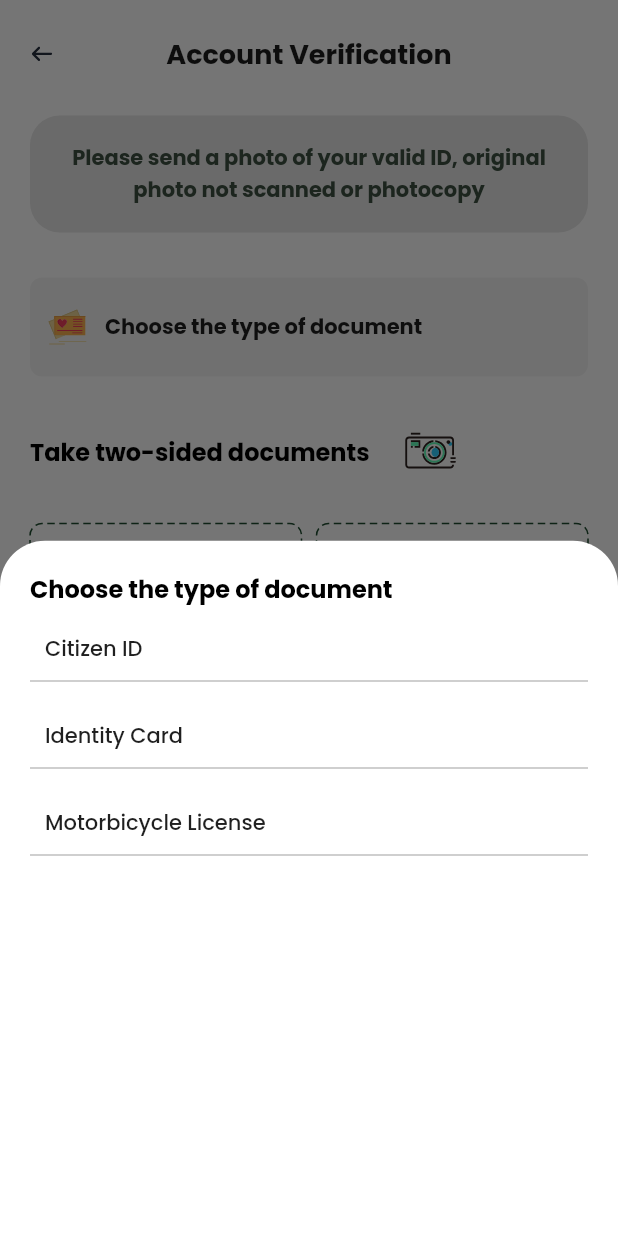
After one commit to nthanhthan/ecovelo_app, a Flutter app: the VerifiAccountView screen opened by its route, after a tap on "Choose the type of document", on a phone screen of 412 x 824 dp. The commit adds this screen. Run offline on Flutter 3.47's test engine with Material 2 defaults, Android fonts, the phone set to English and light mode, and no system bars; drawn by our look-alikes of dotted_border; our stand-ins replace action_slider, another_flushbar, connectivity_plus, dio, equatable, file_picker and 22 more; missing offline and left inert: f_logs, flutter_email_sender, flutter_stripe, mqtt_client, qr_code_scanner; accounts and stored records are empty; network calls fail; project files that could hold a hidden picture were left out.

Commit message:
UI verifi account

```diff
--- a/lib/app/config/routes/app_pages.dart
+++ b/lib/app/config/routes/app_pages.dart
@@ -105,5 +105,11 @@ class AppPages {
       binding: EnterCodeBinding(),
       transition: Transition.rightToLeft,
     ),
+    GetPage<dynamic>(
+      name: Routes.verifiAccount,
+      page: () => const VerifiAccountView(),
+      binding: VerifiAccountBinding(),
+      transition: Transition.rightToLeft,
+    ),
   ];
 }
--- a/lib/app/config/routes/app_routes.dart
+++ b/lib/app/config/routes/app_routes.dart
@@ -18,4 +18,5 @@ abstract class Routes {
   static const stationBike = '/station_view';
   static const transactionHistory = '/history_view';
   static const enterCode = '/enter_code_view';
+  static const verifiAccount = '/verifi_account_view';
 }
--- a/lib/app/constants/assets_const.dart
+++ b/lib/app/constants/assets_const.dart
@@ -95,5 +95,8 @@ class AssetsConst {
   static const String iconSearch = "${preIconPath}icon_search.svg";
   static const String iconLocation = "${preIconPath}location.svg";
   static const String stripeIc = "${preIconPath}stripe_ic.svg";
+  static const String cardPerson = "${preIconPath}card_person.svg";
+  static const String cameraIc = "${preIconPath}camera_ic.svg";
+  static const String uploadImage = "${preIconPath}upload_image.svg";
 
 }
--- a/lib/app/pages/page.dart
+++ b/lib/app/pages/page.dart
@@ -13,3 +13,4 @@ export 'add_money/add_money.dart';
 export 'transfer_success/transfer_success.dart';
 export 'feedback/feedback.dart';
 export 'history/history_view.dart';
+export 'verifi_account/verifi_account.dart';
--- a/lib/app/pages/setting/controllers/setting_controller.dart
+++ b/lib/app/pages/setting/controllers/setting_controller.dart
@@ -27,9 +27,12 @@ class SettingController extends GetxController {
 
   late final AuthHttpService _authHttpService;
 
+  UserModel? userModel;
+
   @override
   void onInit() {
     _loginManager = Get.find<LoginManager>();
+    userModel = _loginManager.getUser();
     _sessionM = Get.find<SessionManager>();
     _authHttpService = Get.find<AuthHttpService>();
     initLanguageSupported();
--- a/lib/app/pages/setting/views/setting_view.dart
+++ b/lib/app/pages/setting/views/setting_view.dart
@@ -14,6 +14,10 @@ class SettingView extends GetView<SettingController> {
 
   void _languageClick() {
     Get.toNamed(Routes.language);
+  }
+
+  void _verifiAccOnClick() {
+    Get.toNamed(Routes.verifiAccount);
   }
 
   void _changePassClick() {}
@@ -65,7 +69,9 @@ class SettingView extends GetView<SettingController> {
                         crossAxisAlignment: CrossAxisAlignment.start,
                         children: [
                           Text(
-                            S.of(context).hi("Than"),
+                            S
+                                .of(context)
+                                .hi(controller.userModel?.nameUser ?? ""),
                             style: AppTextStyles.subHeading1()
                                 .copyWith(color: AppColors.main.shade300),
                           ),
@@ -84,11 +90,28 @@ class SettingView extends GetView<SettingController> {
                   ),
                 ],
               ),
+              const SizedBox(height: 10),
+              Center(
+                child: ElevatedButton(
+                  onPressed: _verifiAccOnClick,
+                  style: FilledBtnStyle.enable(
+                    isFullWidth: true,
+                    borderRadius: 15,
+                  ),
+                  child: Text(
+                    S.of(context).verifiAcc,
+                    style: AppTextStyles.body1().copyWith(
+                      color: AppColors.white,
+                      fontWeight: FontWeight.w500,
+                    ),
+                  ),
+                ),
+              ),
               Container(
                 height: 0.3,
                 color: AppColors.grey.shade300,
                 margin: const EdgeInsets.symmetric(
-                  vertical: 20,
+                  vertical: 15,
                 ),
               ),
               _contentWidget(
--- /dev/null
+++ b/lib/app/pages/verifi_account/bindings/verifi_binding.dart
@@ -0,0 +1,8 @@
+import 'package:ecoveloapp/app/core.dart';
+
+class VerifiAccountBinding extends Bindings {
+  @override
+  void dependencies() {
+    Get.put<VerifiAccountController>(VerifiAccountController());
+  }
+}
--- /dev/null
+++ b/lib/app/pages/verifi_account/controllers/verifi_controller.dart
@@ -0,0 +1,48 @@
+import 'package:ecoveloapp/app/core.dart';
+
+class VerifiAccountController extends GetxController {
+  final _filesPathFrontSelected = <String>[].obs;
+  // ignore: invalid_use_of_protected_member
+  List<String> get filesPathFrontSelected => _filesPathFrontSelected.value;
+  set filesPathFrontSelected(List<String> value) => _filesPathFrontSelected.value = value;
+
+  final _filesPathBackSelected = <String>[].obs;
+  // ignore: invalid_use_of_protected_member
+  List<String> get filesPathBackSelected => _filesPathBackSelected.value;
+  set filesPathBackSelected(List<String> value) => _filesPathBackSelected.value = value;
+
+  final RxString _nameDocument = "".obs;
+  set nameDocument(String name) => _nameDocument.value = name;
+  String get nameDocument => _nameDocument.value;
+
+  void pickFileFront(String path) {
+    filesPathFrontSelected.add(path);
+    _filesPathFrontSelected.refresh();
+    _checkFormValidation();
+  }
+
+  void removeFileFront(String path) {
+    filesPathFrontSelected.removeWhere((element) => element == path);
+    _filesPathFrontSelected.refresh();
+    _checkFormValidation();
+  }
+    void pickFileBack(String path) {
+    filesPathBackSelected.add(path);
+    _filesPathBackSelected.refresh();
+    _checkFormValidation();
+  }
+
+  void removeFileBack(String path) {
+    filesPathBackSelected.removeWhere((element) => element == path);
+    _filesPathBackSelected.refresh();
+    _checkFormValidation();
+  }
+
+  void _checkFormValidation() {
+    if (filesPathFrontSelected.isNotEmpty && filesPathBackSelected.isNotEmpty) {
+      //enableSaveButton = true;
+    } else {
+      // enableSaveButton = false;
+    }
+  }
+}
--- /dev/null
+++ b/lib/app/pages/verifi_account/verifi_account.dart
@@ -0,0 +1,3 @@
+export 'views/verifi_view.dart';
+export 'controllers/verifi_controller.dart';
+export 'bindings/verifi_binding.dart';
--- /dev/null
+++ b/lib/app/pages/verifi_account/views/verifi_view.dart
@@ -0,0 +1,272 @@
+import 'package:ecoveloapp/app/core.dart';
+import 'package:flutter/material.dart';
+import 'package:flutter_svg/svg.dart';
+
+class VerifiAccountView extends GetView<VerifiAccountController> {
+  const VerifiAccountView({Key? key}) : super(key: key);
+
+  @override
+  Widget build(BuildContext context) {
+    return _buildBody(context);
+  }
+
+  Widget _buildBody(BuildContext context) {
+    return Scaffold(
+      backgroundColor: AppColors.defaultBackground,
+      appBar: AppBar(
+        leading: IconButton(
+          onPressed: () {
+            Get.back();
+          },
+          icon: SvgPicture.asset(
+            AssetsConst.leftArrow,
+          ),
+        ),
+        elevation: 0.0,
+        title: Text(
+          S.of(context).verifiAcc,
+          style: AppTextStyles.subLead().copyWith(
+            fontWeight: FontWeight.bold,
+            fontSize: 18,
+            color: AppColors.grey.shade700,
+          ),
+        ),
+        backgroundColor: AppColors.defaultBackground,
+      ),
+      bottomNavigationBar: SafeArea(
+        child: InkWell(
+          onTap: () {},
+          child: Container(
+            height: 50,
+            margin: const EdgeInsets.symmetric(
+              horizontal: 30,
+              vertical: 5,
+            ),
+            padding: const EdgeInsets.symmetric(
+              vertical: 10,
+            ),
+            decoration: BoxDecoration(
+              color: AppColors.main.shade200,
+              borderRadius: BorderRadius.circular(20),
+            ),
+            alignment: Alignment.center,
+            child: Text(
+              S.of(context).submitBtn,
+              style: AppTextStyles.body1().copyWith(
+                color: AppColors.main.shade400,
+                fontWeight: FontWeight.w500,
+              ),
+            ),
+          ),
+        ),
+      ),
+      body: Padding(
+        padding: const EdgeInsets.symmetric(
+          horizontal: 20,
+          vertical: 5,
+        ),
+        child: Column(
+          crossAxisAlignment: CrossAxisAlignment.start,
+          children: [
+            Container(
+              padding: const EdgeInsets.symmetric(
+                horizontal: 10,
+                vertical: 18,
+              ),
+              decoration: BoxDecoration(
+                color: AppColors.grey.shade100,
+                borderRadius: BorderRadius.circular(20),
+              ),
+              child: Text(
+                S.of(context).messVerifi,
+                style: AppTextStyles.body2().copyWith(
+                  fontWeight: FontWeight.w700,
+                  color: AppColors.main.shade300,
+                ),
+                maxLines: 5,
+                overflow: TextOverflow.ellipsis,
+                textAlign: TextAlign.center,
+              ),
+            ),
+            const SizedBox(height: 30),
+            _chooseType(context),
+            const SizedBox(height: 30),
+            Row(
+              children: [
+                Text(
+                  S.of(context).takeTowSide,
+                  style: AppTextStyles.body1(),
+                ),
+                const SizedBox(width: 20),
+                SvgPicture.asset(
+                  AssetsConst.cameraIc,
+                  height: 40,
+                )
+              ],
+            ),
+            const SizedBox(height: 20),
+            _takePhoto(context),
+          ],
+        ),
+      ),
+    );
+  }
+
+  Widget _chooseType(BuildContext context) {
+    return GestureDetector(
+      onTap: () {
+        showBottomChooseType(context);
+      },
+      child: Container(
+        padding: const EdgeInsets.symmetric(
+          horizontal: 10,
+          vertical: 18,
+        ),
+        decoration: BoxDecoration(
+          color: AppColors.grey.shade600,
+          borderRadius: BorderRadius.circular(8),
+        ),
+        child: Row(
+          children: [
+            SvgPicture.asset(
+              AssetsConst.cardPerson,
+              height: 30,
+            ),
+            const SizedBox(width: 10),
+            Obx(
+              () => Text(
+                controller.nameDocument.isEmpty
+                    ? S.of(context).choosePersonal
+                    : controller.nameDocument,
+                style: AppTextStyles.body2().copyWith(
+                  fontWeight: FontWeight.w700,
+                  color: AppColors.grey.shade500,
+                ),
+                maxLines: 5,
+                overflow: TextOverflow.ellipsis,
+                textAlign: TextAlign.center,
+              ),
+            )
+          ],
+        ),
+      ),
+    );
+  }
+
+  Widget _takePhoto(BuildContext context) {
+    return Row(
+      children: [
+        Expanded(
+          child: Padding(
+            padding: const EdgeInsets.symmetric(vertical: 8.0),
+            child: Obx(() {
+              List<String> fileList = controller.filesPathFrontSelected;
+              return UploadFileInput(
+                title: S.of(context).frontView,
+                filesSelected: fileList,
+                onAddedNewFile: controller.pickFileFront,
+                onRemovedFile: controller.removeFileFront,
+                isSinglePick: true,
+                iconUpload: AssetsConst.uploadImage,
+                fileFormats: const ['jpg', 'png'],
+              );
+            }),
+          ),
+        ),
+        const SizedBox(width: 10),
+        Expanded(
+          child: Padding(
+            padding: const EdgeInsets.symmetric(vertical: 8.0),
+            child: Obx(() {
+              List<String> fileList = controller.filesPathBackSelected;
+              return UploadFileInput(
+                title: S.of(context).backView,
+                filesSelected: fileList,
+                onAddedNewFile: controller.pickFileBack,
+                onRemovedFile: controller.removeFileBack,
+                isSinglePick: true,
+                iconUpload: AssetsConst.uploadImage,
+                fileFormats: const ['jpg', 'png'],
+              );
+            }),
+          ),
+        ),
+      ],
+    );
+  }
+
+  void showBottomChooseType(BuildContext context) {
+    showModalBottomSheet(
+      context: context,
+      isDismissible: true,
+      backgroundColor: AppColors.white,
+      shape: const RoundedRectangleBorder(
+        borderRadius: BorderRadius.only(
+          topLeft: Radius.circular(30.0),
+          topRight: Radius.circular(30.0),
+        ),
+      ),
+      builder: (BuildContext context) {
+        return Padding(
+          padding: const EdgeInsets.all(20.0),
+          child: Column(
+            crossAxisAlignment: CrossAxisAlignment.start,
+            children: [
+              Text(
+                S.of(context).choosePersonal,
+                style: AppTextStyles.body1(),
+              ),
+              _itemDocument(
+                context,
+                S.of(context).citizenID,
+              ),
+              _itemDocument(
+                context,
+                S.of(context).cmnd,
+              ),
+              _itemDocument(
+                context,
+                S.of(context).license,
+              ),
+            ],
+          ),
+        );
+      },
+    );
+  }
+
+  Widget _itemDocument(
+    BuildContext context,
+    String name,
+  ) {
+    return GestureDetector(
+      onTap: () {
+        controller.nameDocument = name;
+        Navigator.of(context).pop();
+      },
+      child: Container(
+        width: MediaQuery.of(context).size.width,
+        margin: const EdgeInsets.symmetric(vertical: 8),
+        padding: const EdgeInsets.symmetric(
+          vertical: 10,
+          horizontal: 10,
+        ),
+        decoration: BoxDecoration(
+          border: Border(
+            bottom: BorderSide(
+              color: AppColors.grey.shade300,
+              width: 1.0,
+            ),
+          ),
+        ),
+        child: Text(
+          name,
+          style: AppTextStyles.body2().copyWith(
+            color: AppColors.grey,
+            fontWeight: FontWeight.w500,
+          ),
+        ),
+      ),
+    );
+  }
+}
--- a/lib/app/widgets/inputs/upload_file_input.dart
+++ b/lib/app/widgets/inputs/upload_file_input.dart
@@ -19,6 +19,7 @@ class UploadFileInput extends StatelessWidget {
     required this.onRemovedFile,
     this.isSinglePick = false,
     this.fileFormats = const ['pdf', 'jpg'],
+    this.iconUpload,
   }) : super(key: key);
 
   final String title;
@@ -28,6 +29,7 @@ class UploadFileInput extends StatelessWidget {
   final void Function(String)? onRemovedFile;
   final ImagePicker _imagePicker = ImagePicker();
   final bool isSinglePick;
+  final String? iconUpload;
 
   Future<PermissionStatus> _checkCameraPermission(BuildContext context) async {
     var status = await Permission.camera.request();
@@ -243,11 +245,16 @@ class UploadFileInput extends StatelessWidget {
             child: Column(
               mainAxisSize: MainAxisSize.min,
               children: [
-                const Icon(
-                  Icons.cloud_upload_outlined,
-                  color: AppColors.main,
-                  size: 28,
-                ),
+                iconUpload == null
+                    ? const Icon(
+                        Icons.cloud_upload_outlined,
+                        color: AppColors.main,
+                        size: 28,
+                      )
+                    : SvgPicture.asset(
+                        iconUpload ?? "",
+                        height: 50,
+                      ),
                 const SizedBox(height: 8),
                 Text(
                   title,
--- a/lib/l10n/intl_en.arb
+++ b/lib/l10n/intl_en.arb
@@ -160,5 +160,14 @@
     "uploadError": "Error, please try again!",
     "reportSend": "Report Send",
     "desReport": "Hi, Your problem report has been sent successfully. Our team has received your report and we''ll do out best to help you resolve the issue as quickly as possible",
-    "goBackHome": "Go back to home"
+    "goBackHome": "Go back to home",
+    "verifiAcc": "Account Verification",
+    "messVerifi": "Please send a photo of your valid ID, original photo not scanned or photocopy",
+    "choosePersonal" : "Choose the type of document",
+    "takeTowSide": "Take two-sided documents",
+    "frontView": "Font view",
+    "backView": "Back view",
+    "citizenID": "Citizen ID",
+    "cmnd": "Identity Card",
+    "license": "Motorbicycle License"
 }
```
Also changed, not shown: assets/icons/camera_ic.svg (added), assets/icons/card_person.svg (added), assets/icons/upload_image.svg (added), lib/generated/intl/messages_en.dart, lib/generated/l10n.dart.
